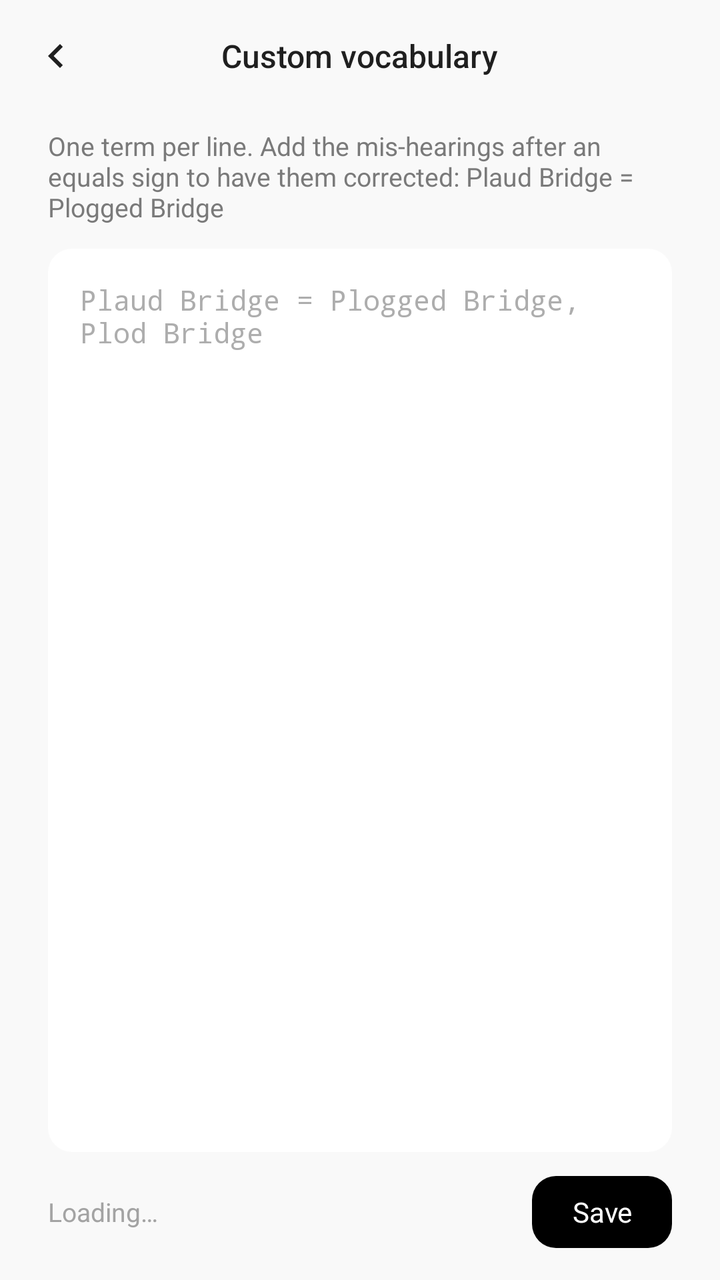
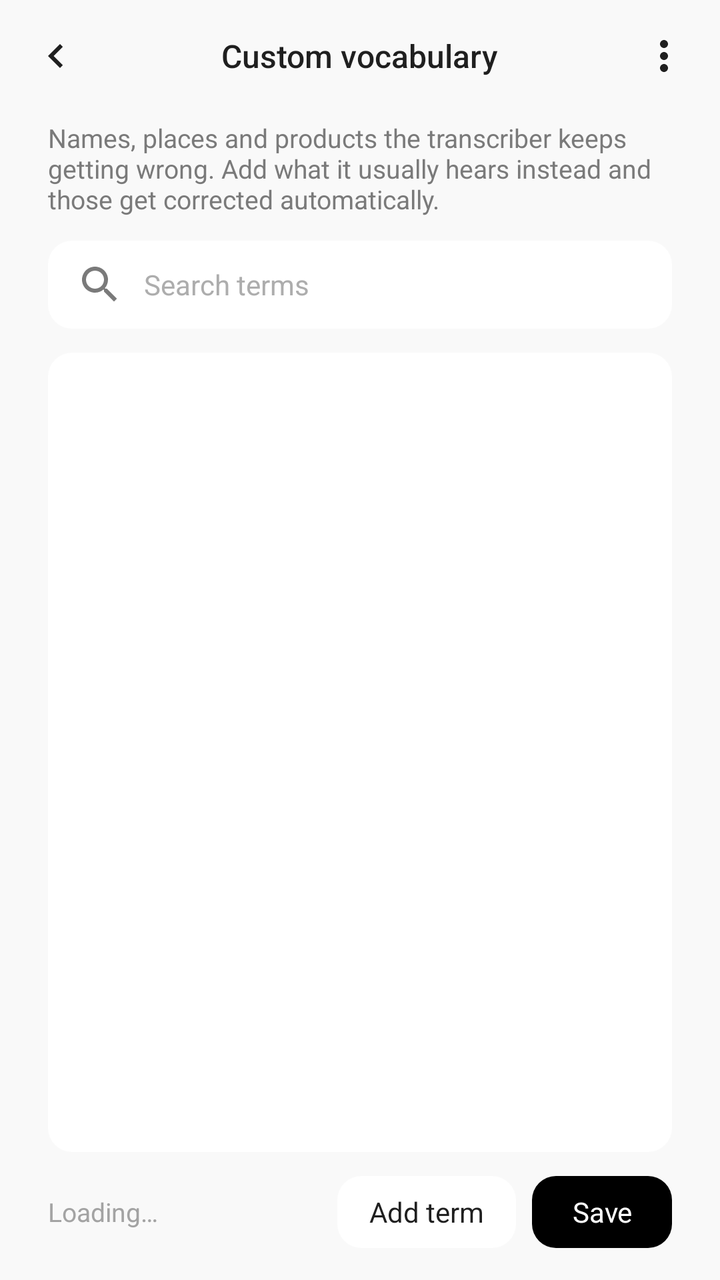

An Android layout rendered at two revisions. The XML below is the earlier revision; the diff shows what the commit changed to produce the second picture.
<!-- AndroidManifest.xml: application theme Theme.PlaudBridge -->
<!-- res/layout/activity_vocabulary.xml -->
<?xml version="1.0" encoding="utf-8"?>
<LinearLayout xmlns:android="http://schemas.android.com/apk/res/android"
    xmlns:app="http://schemas.android.com/apk/res-auto"
    android:layout_width="match_parent"
    android:layout_height="match_parent"
    android:background="@color/bg_primary"
    android:orientation="vertical">

    
    <FrameLayout
        android:layout_width="match_parent"
        android:layout_height="56dp">

        <ImageButton
            android:id="@+id/backButton"
            android:layout_width="48dp"
            android:layout_height="48dp"
            android:layout_gravity="start|center_vertical"
            android:layout_marginStart="4dp"
            android:background="?attr/selectableItemBackgroundBorderless"
            android:contentDescription="Back"
            android:src="@drawable/ic_chevron_left"
            android:tint="@color/text_primary" />

        <TextView
            android:layout_width="wrap_content"
            android:layout_height="wrap_content"
            android:layout_gravity="center"
            android:fontFamily="sans-serif-medium"
            android:text="@string/custom_vocabulary"
            android:textColor="@color/text_primary"
            android:textSize="16sp" />
    </FrameLayout>

    <TextView
        android:id="@+id/helpText"
        android:layout_width="match_parent"
        android:layout_height="wrap_content"
        android:layout_marginStart="24dp"
        android:layout_marginTop="8dp"
        android:layout_marginEnd="24dp"
        android:fontFamily="sans-serif"
        android:text="@string/vocabulary_help"
        android:textColor="@color/gray_medium"
        android:textSize="13sp" />

    
    <EditText
        android:id="@+id/editor"
        android:layout_width="match_parent"
        android:layout_height="0dp"
        android:layout_marginStart="24dp"
        android:layout_marginTop="12dp"
        android:layout_marginEnd="24dp"
        android:layout_weight="1"
        android:background="@drawable/bg_card"
        android:gravity="top|start"
        android:hint="@string/vocabulary_hint"
        android:importantForAutofill="no"
        android:inputType="textMultiLine|textNoSuggestions"
        android:padding="16dp"
        android:scrollbars="vertical"
        android:textColor="@color/text_primary"
        android:textColorHint="@color/gray_ad"
        android:textSize="14sp"
        android:typeface="monospace" />

    <LinearLayout
        android:layout_width="match_parent"
        android:layout_height="wrap_content"
        android:layout_marginStart="24dp"
        android:layout_marginTop="12dp"
        android:layout_marginEnd="24dp"
        android:layout_marginBottom="16dp"
        android:gravity="center_vertical"
        android:orientation="horizontal">

        <TextView
            android:id="@+id/statusLabel"
            android:layout_width="0dp"
            android:layout_height="wrap_content"
            android:layout_weight="1"
            android:fontFamily="sans-serif"
            android:text="@string/vocabulary_loading"
            android:textColor="@color/text_secondary"
            android:textSize="13sp" />

        <Button
            android:id="@+id/saveButton"
            android:layout_width="wrap_content"
            android:layout_height="36dp"
            android:layout_marginStart="12dp"
            android:background="@drawable/bg_primary_button"
            android:enabled="false"
            android:fontFamily="sans-serif"
            android:insetTop="0dp"
            android:insetBottom="0dp"
            android:minWidth="0dp"
            android:paddingStart="20dp"
            android:paddingEnd="20dp"
            android:text="@string/save"
            android:textAllCaps="false"
            android:textColor="@color/white"
            android:textSize="14sp"
            app:backgroundTint="@null" />
    </LinearLayout>
</LinearLayout>
<!-- resources referenced by this layout -->
<resources>
  <color name="bg_primary">#F9F9F9</color>
  <color name="gray_ad">#ADADAD</color>
  <color name="gray_medium">#7A7A7A</color>
  <color name="text_primary">#1F1F1F</color>
  <color name="text_secondary">#A3A3A3</color>
  <color name="white">#FFFFFF</color>
  <!-- drawable bg_card (drawable) -->
  <?xml version="1.0" encoding="utf-8"?>
  <shape xmlns:android="http://schemas.android.com/apk/res/android"
      android:shape="rectangle">
      <solid android:color="@color/white" />
      <corners android:radius="12dp" />
  </shape>
  <!-- drawable bg_primary_button (drawable) -->
  <?xml version="1.0" encoding="utf-8"?>
  <shape xmlns:android="http://schemas.android.com/apk/res/android"
      android:shape="rectangle">
      <solid android:color="@color/black" />
      <corners android:radius="12dp" />
  </shape>
  <!-- drawable ic_chevron_left (drawable) -->
  <?xml version="1.0" encoding="utf-8"?>
  <vector xmlns:android="http://schemas.android.com/apk/res/android"
      android:width="24dp"
      android:height="24dp"
      android:viewportWidth="24"
      android:viewportHeight="24"
      android:tint="?attr/colorControlNormal">
      <path
          android:fillColor="@android:color/white"
          android:pathData="M15.41,7.41L14,6l-6,6 6,6 1.41,-1.41L10.83,12z" />
  </vector>
  <string name="custom_vocabulary">Custom vocabulary</string>
  <string name="save">Save</string>
  <string name="vocabulary_help">One term per line. Add the mis-hearings after an equals sign to have them corrected: Plaud Bridge = Plogged Bridge</string>
  <string name="vocabulary_hint">Plaud Bridge = Plogged Bridge, Plod Bridge</string>
  <string name="vocabulary_loading">Loading…</string>
  <color name="black">#000000</color>
  <!-- unchanged entries left out for length: 1 -->
</resources>

<!-- the commit's change to res/layout/activity_vocabulary.xml (unified diff, before → after) -->
@@ -18,7 +18,7 @@
             android:layout_gravity="start|center_vertical"
             android:layout_marginStart="4dp"
             android:background="?attr/selectableItemBackgroundBorderless"
-            android:contentDescription="Back"
+            android:contentDescription="@string/cd_back"
             android:src="@drawable/ic_chevron_left"
             android:tint="@color/text_primary" />
 
@@ -30,6 +30,17 @@
             android:text="@string/custom_vocabulary"
             android:textColor="@color/text_primary"
             android:textSize="16sp" />
+
+        <ImageButton
+            android:id="@+id/moreButton"
+            android:layout_width="48dp"
+            android:layout_height="48dp"
+            android:layout_gravity="end|center_vertical"
+            android:layout_marginEnd="4dp"
+            android:background="?attr/selectableItemBackgroundBorderless"
+            android:contentDescription="@string/cd_more"
+            android:src="@drawable/ic_more"
+            android:tint="@color/text_primary" />
     </FrameLayout>
 
     <TextView
@@ -37,7 +48,7 @@
         android:layout_width="match_parent"
         android:layout_height="wrap_content"
         android:layout_marginStart="24dp"
-        android:layout_marginTop="8dp"
+        android:layout_marginTop="4dp"
         android:layout_marginEnd="24dp"
         android:fontFamily="sans-serif"
         android:text="@string/vocabulary_help"
@@ -46,24 +57,58 @@
 
     
     <EditText
-        android:id="@+id/editor"
+        android:id="@+id/filterInput"
+        android:layout_width="match_parent"
+        android:layout_height="44dp"
+        android:layout_marginStart="24dp"
+        android:layout_marginTop="12dp"
+        android:layout_marginEnd="24dp"
+        android:background="@drawable/bg_card"
+        android:drawableStart="@drawable/ic_search"
+        android:drawablePadding="10dp"
+        app:drawableTint="@color/gray_medium"
+        android:hint="@string/vocabulary_search_hint"
+        android:imeOptions="actionSearch"
+        android:importantForAutofill="no"
+        android:inputType="text|textNoSuggestions"
+        android:maxLines="1"
+        android:paddingStart="14dp"
+        android:paddingEnd="14dp"
+        android:textColor="@color/text_primary"
+        android:textColorHint="@color/gray_ad"
+        android:textSize="14sp" />
+
+    <FrameLayout
         android:layout_width="match_parent"
         android:layout_height="0dp"
         android:layout_marginStart="24dp"
         android:layout_marginTop="12dp"
         android:layout_marginEnd="24dp"
-        android:layout_weight="1"
-        android:background="@drawable/bg_card"
-        android:gravity="top|start"
-        android:hint="@string/vocabulary_hint"
-        android:importantForAutofill="no"
-        android:inputType="textMultiLine|textNoSuggestions"
-        android:padding="16dp"
-        android:scrollbars="vertical"
-        android:textColor="@color/text_primary"
-        android:textColorHint="@color/gray_ad"
-        android:textSize="14sp"
-        android:typeface="monospace" />
+        android:layout_weight="1">
+
+        <androidx.recyclerview.widget.RecyclerView
+            android:id="@+id/termsList"
+            android:layout_width="match_parent"
+            android:layout_height="match_parent"
+            android:background="@drawable/bg_card"
+            android:clipToPadding="false"
+            android:paddingTop="4dp"
+            android:paddingBottom="4dp"
+            android:scrollbars="vertical" />
+
+        
+        <TextView
+            android:id="@+id/emptyLabel"
+            android:layout_width="match_parent"
+            android:layout_height="wrap_content"
+            android:layout_gravity="center"
+            android:fontFamily="sans-serif"
+            android:gravity="center"
+            android:padding="24dp"
+            android:textColor="@color/gray_medium"
+            android:textSize="14sp"
+            android:visibility="gone" />
+    </FrameLayout>
 
     <LinearLayout
         android:layout_width="match_parent"
@@ -86,10 +131,29 @@
             android:textSize="13sp" />
 
         <Button
+            android:id="@+id/addButton"
+            android:layout_width="wrap_content"
+            android:layout_height="36dp"
+            android:layout_marginStart="12dp"
+            android:background="@drawable/bg_secondary_button"
+            android:enabled="false"
+            android:fontFamily="sans-serif"
+            android:insetTop="0dp"
+            android:insetBottom="0dp"
+            android:minWidth="0dp"
+            android:paddingStart="16dp"
+            android:paddingEnd="16dp"
+            android:text="@string/vocabulary_add_term"
+            android:textAllCaps="false"
+            android:textColor="@color/text_primary"
+            android:textSize="14sp"
+            app:backgroundTint="@null" />
+
+        <Button
             android:id="@+id/saveButton"
             android:layout_width="wrap_content"
             android:layout_height="36dp"
-            android:layout_marginStart="12dp"
+            android:layout_marginStart="8dp"
             android:background="@drawable/bg_primary_button"
             android:enabled="false"
             android:fontFamily="sans-serif"
<!-- resource entries referenced after the edit -->
@@ -20,6 +20,13 @@
       <solid android:color="@color/black" />
       <corners android:radius="12dp" />
   </shape>
+  <!-- drawable bg_secondary_button (drawable) -->
+  <?xml version="1.0" encoding="utf-8"?>
+  <shape xmlns:android="http://schemas.android.com/apk/res/android"
+      android:shape="rectangle">
+      <solid android:color="@color/white" />
+      <corners android:radius="12dp" />
+  </shape>
   <!-- drawable ic_chevron_left (drawable) -->
   <?xml version="1.0" encoding="utf-8"?>
   <vector xmlns:android="http://schemas.android.com/apk/res/android"
@@ -32,11 +39,38 @@
           android:fillColor="@android:color/white"
           android:pathData="M15.41,7.41L14,6l-6,6 6,6 1.41,-1.41L10.83,12z" />
   </vector>
+  <!-- drawable ic_more (drawable) -->
+  <?xml version="1.0" encoding="utf-8"?>
+  <vector xmlns:android="http://schemas.android.com/apk/res/android"
+      android:width="24dp"
+      android:height="24dp"
+      android:viewportWidth="24"
+      android:viewportHeight="24"
+      android:tint="?attr/colorControlNormal">
+      <path
+          android:fillColor="@android:color/white"
+          android:pathData="M12,8c1.1,0 2,-0.9 2,-2s-0.9,-2 -2,-2 -2,0.9 -2,2 0.9,2 2,2zM12,10c-1.1,0 -2,0.9 -2,2s0.9,2 2,2 2,-0.9 2,-2 -0.9,-2 -2,-2zM12,16c-1.1,0 -2,0.9 -2,2s0.9,2 2,2 2,-0.9 2,-2 -0.9,-2 -2,-2z" />
+  </vector>
+  <!-- drawable ic_search (drawable) -->
+  <?xml version="1.0" encoding="utf-8"?>
+  <vector xmlns:android="http://schemas.android.com/apk/res/android"
+      android:width="24dp"
+      android:height="24dp"
+      android:viewportWidth="24"
+      android:viewportHeight="24"
+      android:tint="?attr/colorControlNormal">
+      <path
+          android:fillColor="@android:color/white"
+          android:pathData="M15.5,14h-0.79l-0.28,-0.27C15.41,12.59 16,11.11 16,9.5 16,5.91 13.09,3 9.5,3S3,5.91 3,9.5 5.91,16 9.5,16c1.61,0 3.09,-0.59 4.23,-1.57l0.27,0.28v0.79l5,4.99L20.49,19l-4.99,-5zM9.5,14C7.01,14 5,11.99 5,9.5S7.01,5 9.5,5 14,7.01 14,9.5 11.99,14 9.5,14z" />
+  </vector>
+  <string name="cd_back">Back</string>
+  <string name="cd_more">More options</string>
   <string name="custom_vocabulary">Custom vocabulary</string>
   <string name="save">Save</string>
-  <string name="vocabulary_help">One term per line. Add the mis-hearings after an equals sign to have them corrected: Plaud Bridge = Plogged Bridge</string>
-  <string name="vocabulary_hint">Plaud Bridge = Plogged Bridge, Plod Bridge</string>
+  <string name="vocabulary_add_term">Add term</string>
+  <string name="vocabulary_help">Names, places and products the transcriber keeps getting wrong. Add what it usually hears instead and those get corrected automatically.</string>
   <string name="vocabulary_loading">Loading…</string>
+  <string name="vocabulary_search_hint">Search terms</string>
   <color name="black">#000000</color>
   <!-- unchanged entries left out for length: 1 -->
 </resources>
